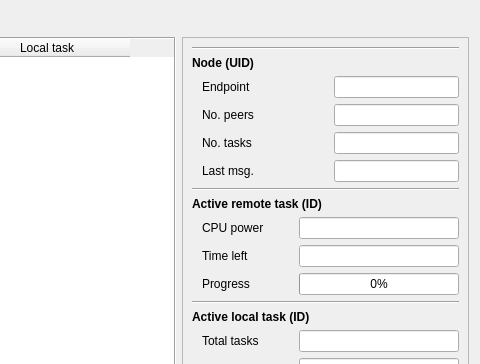
Above: poc/golemPy/src/ui/manager.ui from golemfactory/clay before the change; both pictures show x 547 to 1027 and y 0 to 364 of the 1027 by 704 pixel window. Below: the same form after it.
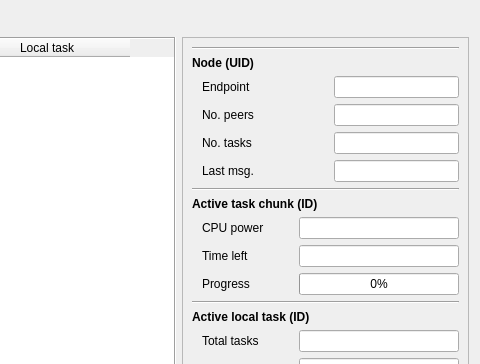
That is the form after the change.

Commit message: a bit more o ui and state snapshot restructured

```diff
--- a/poc/golemPy/src/ui/manager.ui
+++ b/poc/golemPy/src/ui/manager.ui
@@ -344,7 +344,7 @@
                  </font>
                 </property>
                 <property name="text">
-                 <string>Active remote task (ID)</string>
+                 <string>Active task chunk (ID)</string>
                 </property>
                </widget>
               </item>
```
The commit also changes 1 other file.
